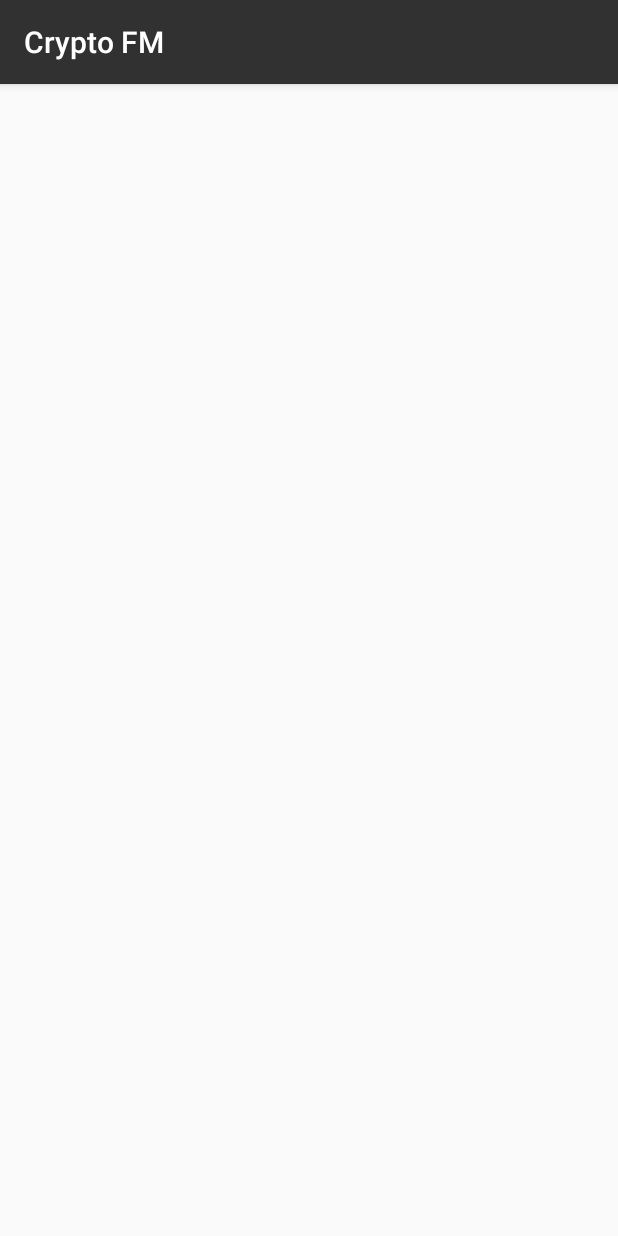
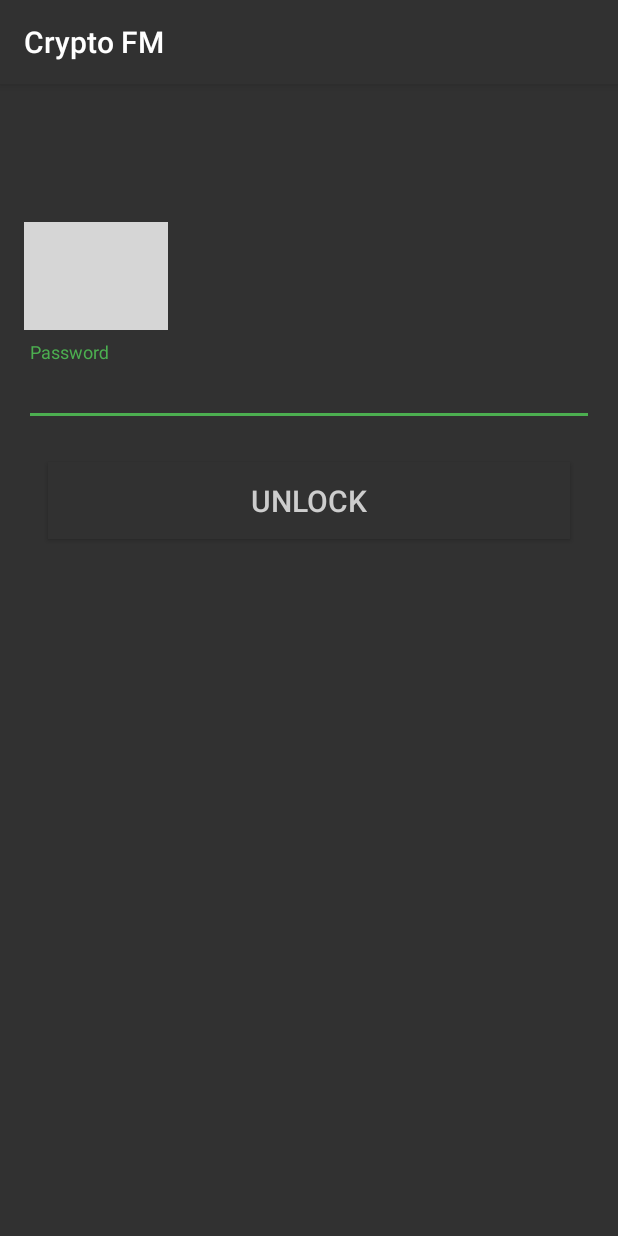
Before and after one commit to bullheadandplato/RootPGPExplorer, an Android app: the UnlockDbActivity screen opened directly, with no data from a screen before it, on a phone screen of 412 x 824 dp. Run offline under Robolectric (Android 15) with nearby library versions, the phone set to English and light mode, and no system bars; grey boxes are pictures that could not be loaded.

Commit message:
coded unlock db activity and added new feature to annotation.

```diff
--- a/app/src/main/java/com/cryptopaths/cryptofm/ActionHandler.java
+++ b/app/src/main/java/com/cryptopaths/cryptofm/ActionHandler.java
@@ -5,4 +5,5 @@ package com.cryptopaths.cryptofm;
  */
 
 public @interface ActionHandler {
+    int layoutResource();
 }
--- a/app/src/main/java/com/cryptopaths/cryptofm/InitActivity.java
+++ b/app/src/main/java/com/cryptopaths/cryptofm/InitActivity.java
@@ -62,7 +62,7 @@ public class InitActivity extends AppCompatActivity implements EasyPermissions.P
         mProgressBar.setMax(100);
 
     }
-    @ActionHandler
+    @ActionHandler(layoutResource = R.id.next_button)
     public void onNextButtonClick(View v){
         switch (mFragmentNumber){
             case 0:
--- a/app/src/main/res/layout/activity_init.xml
+++ b/app/src/main/res/layout/activity_init.xml
@@ -37,7 +37,7 @@
         android:layout_marginEnd="20dp" />
 
     <android.support.v7.widget.AppCompatButton
-        android:id="@+id/btn_login"
+        android:id="@+id/next_button"
         android:layout_width="fill_parent"
         android:layout_height="wrap_content"
         android:padding="12dp"
--- a/app/src/main/res/layout/activity_unlock_db.xml
+++ b/app/src/main/res/layout/activity_unlock_db.xml
@@ -8,6 +8,48 @@
     android:paddingLeft="@dimen/activity_horizontal_margin"
     android:paddingRight="@dimen/activity_horizontal_margin"
     android:paddingTop="@dimen/activity_vertical_margin"
+    android:background="@color/colorPrimary"
     tools:context="com.cryptopaths.cryptofm.UnlockDbActivity">
+    <ImageView android:src="@drawable/logo"
+        android:layout_width="wrap_content"
+        android:layout_height="72dp"
+        android:id="@+id/imageView"
+        android:layout_gravity="center_horizontal"
+        android:layout_marginTop="76dp"
+        android:layout_alignParentStart="true" />
+    <LinearLayout
+        android:layout_width="match_parent"
+        android:orientation="vertical"
+        android:layout_below="@id/imageView"
+        android:layout_height="wrap_content">
+        <!--  Password Label -->
+        <android.support.design.widget.TextInputLayout
+            android:layout_width="match_parent"
+            android:layout_height="wrap_content"
+            android:id="@+id/input_password_layout_unlock"
+            android:layout_marginTop="8dp"
+            android:layout_marginBottom="8dp">
+            <EditText android:id="@+id/input_password__unlock"
+                android:layout_width="match_parent"
+                android:layout_height="wrap_content"
+                android:inputType="textPassword"
+                android:shadowColor="@color/textColorTertiary"
+                android:hint="Password"
+                />
+        </android.support.design.widget.TextInputLayout>
+        <android.support.v7.widget.AppCompatButton
+            android:id="@+id/btn_login"
+            android:layout_width="fill_parent"
+            android:layout_height="wrap_content"
+            android:padding="12dp"
+            android:layout_margin="@dimen/activity_horizontal_margin"
+            android:background="@color/colorPrimary"
+            android:onClick="onUnlockButtonClick"
+            android:text="Unlock"
+            android:textSize="20dp"
+            android:layout_alignParentBottom="true"
+            android:layout_alignParentStart="true" />
+    </LinearLayout>
+
 
 </RelativeLayout>
```
Also changed, not shown: app/src/main/java/com/cryptopaths/cryptofm/FileBrowserActivity.java (+1 -24 lines), app/src/main/java/com/cryptopaths/cryptofm/UnlockDbActivity.java (+32 -0 lines), app/src/main/java/com/cryptopaths/cryptofm/encryption/DatabaseHandler.java (+15 -0 lines).
